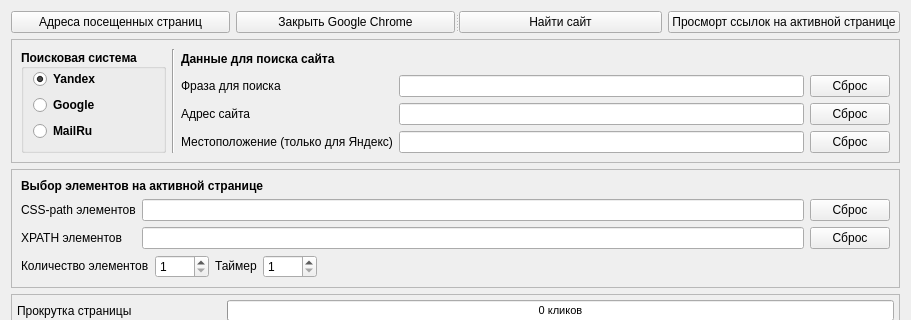
This is seo/ui/mainwidget.ui in asgrom/SEO_prj as Qt 5 draws it before an edit; both pictures show x 0 to 911 and y 0 to 320 of the 911 by 894 pixel window. The edited form follows.
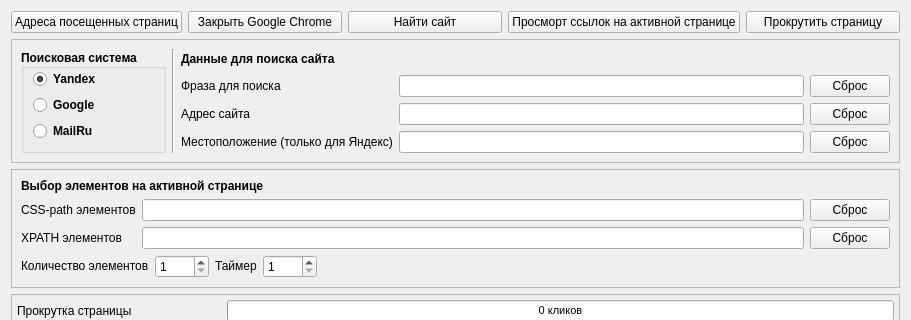
This is the edited form.

```diff
--- a/seo/ui/mainwidget.ui
+++ b/seo/ui/mainwidget.ui
@@ -13,13 +13,8 @@
   <property name="windowTitle">
    <string>SEO Sprint and Profitcenter</string>
   </property>
-  <layout class="QVBoxLayout" name="verticalLayout_4">
-   <item>
-    <widget class="QSplitter" name="splitter">
-     <property name="orientation">
-      <enum>Qt::Horizontal</enum>
-     </property>
-     <widget class="QWidget" name="layoutWidget">
+  <layout class="QGridLayout" name="gridLayout_7">
+   <item row="0" column="0">
       <layout class="QHBoxLayout" name="horizontalLayout">
        <item>
         <widget class="QPushButton" name="view_saved_links_btn">
@@ -47,10 +42,6 @@
          </property>
         </widget>
        </item>
-      </layout>
-     </widget>
-     <widget class="QWidget" name="layoutWidget">
-      <layout class="QHBoxLayout" name="horizontalLayout_2">
        <item>
         <widget class="QPushButton" name="search_site_btn">
          <property name="sizePolicy">
@@ -77,11 +68,22 @@
          </property>
         </widget>
        </item>
-      </layout>
-     </widget>
-    </widget>
-   </item>
    <item>
+      <widget class="QPushButton" name="scrollCurrentPageBtn">
+       <property name="sizePolicy">
+        <sizepolicy hsizetype="Preferred" vsizetype="Fixed">
+         <horstretch>0</horstretch>
+         <verstretch>0</verstretch>
+        </sizepolicy>
+       </property>
+       <property name="text">
+        <string>Прокрутить страницу</string>
+       </property>
+      </widget>
+     </item>
+    </layout>
+   </item>
+   <item row="1" column="0">
     <widget class="QFrame" name="frame">
      <property name="sizePolicy">
       <sizepolicy hsizetype="Preferred" vsizetype="Fixed">
```
Left out of the diff: 8 changed lines with no effect on the pictures. Lines whose indentation alone changed are shown as unchanged.
